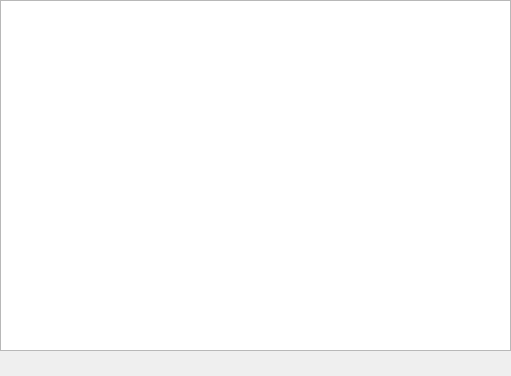
Above: src/ui/notesdialog.ui from fredollinger/KTomGirl before the change. Below: the same form after it.
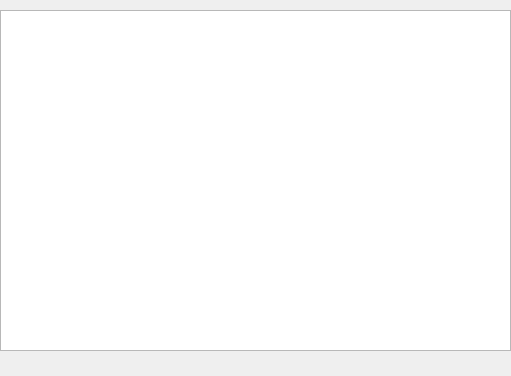
That is the form after the change.

What changed in the file:
```diff
--- a/src/ui/notesdialog.ui
+++ b/src/ui/notesdialog.ui
@@ -21,9 +21,9 @@
     <property name="geometry">
      <rect>
       <x>0</x>
-      <y>0</y>
+      <y>10</y>
       <width>511</width>
-      <height>351</height>
+      <height>341</height>
      </rect>
     </property>
     <layout class="QVBoxLayout" name="verticalLayout">
```
